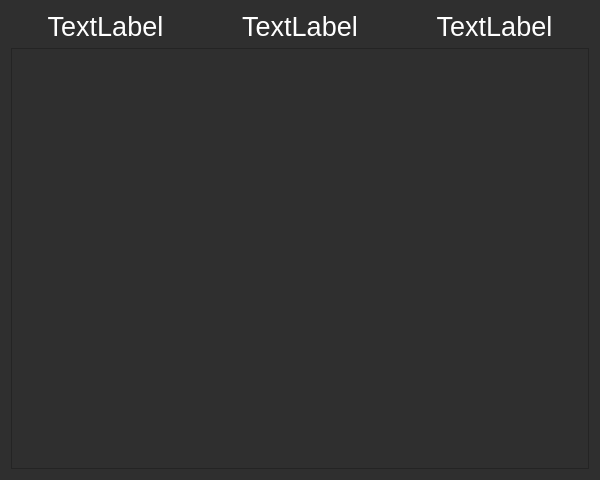
Old version of the form playerinfowindow.ui in the repository USOGUII/RatingSystemSimulation.
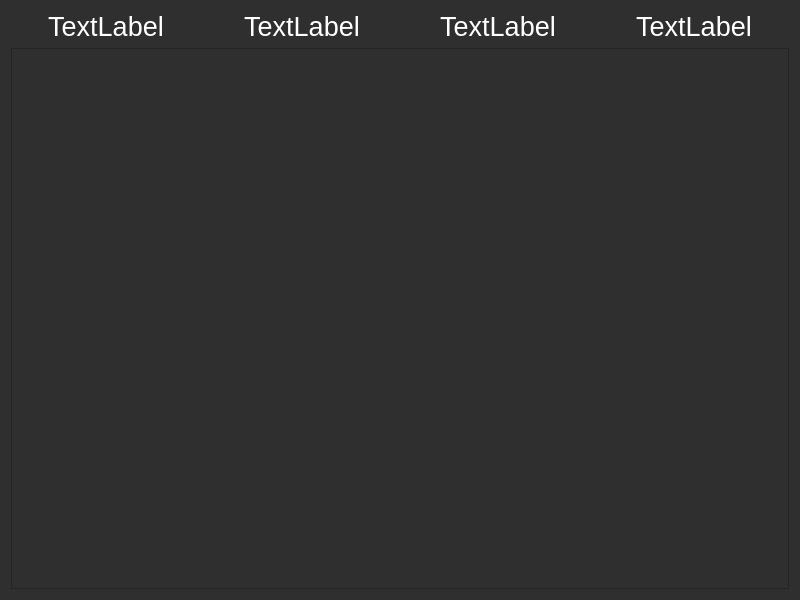
New version of the form.

Patch:
```diff
--- a/playerinfowindow.ui
+++ b/playerinfowindow.ui
@@ -6,20 +6,20 @@
    <rect>
     <x>0</x>
     <y>0</y>
-    <width>600</width>
-    <height>480</height>
+    <width>800</width>
+    <height>600</height>
    </rect>
   </property>
   <property name="minimumSize">
    <size>
-    <width>600</width>
-    <height>480</height>
+    <width>800</width>
+    <height>600</height>
    </size>
   </property>
   <property name="maximumSize">
    <size>
-    <width>600</width>
-    <height>480</height>
+    <width>800</width>
+    <height>600</height>
    </size>
   </property>
   <property name="windowTitle">
@@ -159,7 +159,22 @@
      </property>
     </widget>
    </item>
-   <item row="1" column="0" colspan="3">
+   <item row="0" column="3">
+    <widget class="QLabel" name="winrateLabel">
+     <property name="font">
+      <font>
+       <pointsize>20</pointsize>
+      </font>
+     </property>
+     <property name="text">
+      <string>TextLabel</string>
+     </property>
+     <property name="alignment">
+      <set>Qt::AlignCenter</set>
+     </property>
+    </widget>
+   </item>
+   <item row="1" column="0" colspan="4">
     <widget class="QTableView" name="tableView">
      <property name="styleSheet">
       <string notr="true">QTableView {
```
